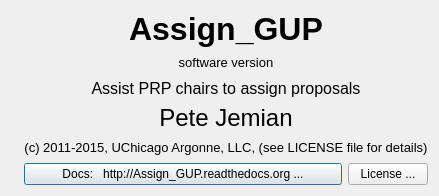
Old version of the form src/Assign_GUP/resources/about.ui in the repository prjemian/assign_gup.
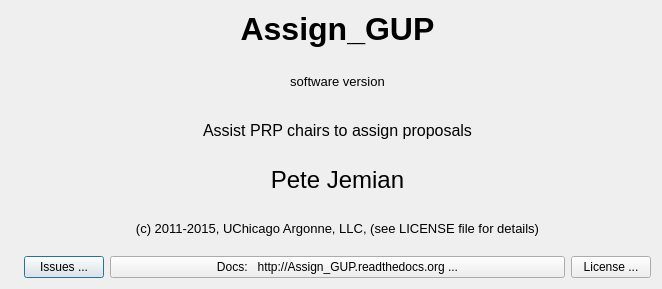
New version of the form. Icons and pictures are not drawn.

Commit message: fixes #36: provide button to issues URL in About box

```diff
--- a/src/Assign_GUP/resources/about.ui
+++ b/src/Assign_GUP/resources/about.ui
@@ -9,8 +9,8 @@
    <rect>
     <x>0</x>
     <y>0</y>
-    <width>429</width>
-    <height>196</height>
+    <width>662</width>
+    <height>289</height>
    </rect>
   </property>
   <property name="windowTitle">
@@ -116,7 +116,14 @@
         </widget>
        </item>
        <item>
-        <layout class="QHBoxLayout" name="horizontalLayout" stretch="1,0">
+        <layout class="QHBoxLayout" name="horizontalLayout" stretch="0,1,0">
+         <item>
+          <widget class="QPushButton" name="issues_pb">
+           <property name="text">
+            <string>Issues ...</string>
+           </property>
+          </widget>
+         </item>
          <item>
           <widget class="QPushButton" name="docs_pb">
            <property name="text">
```
The commit also changes 2 other files.
